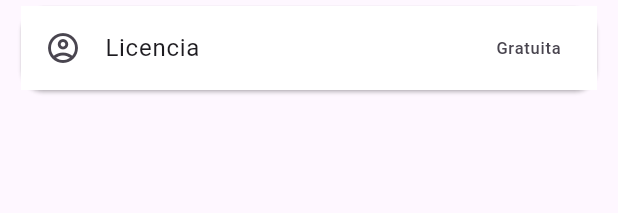
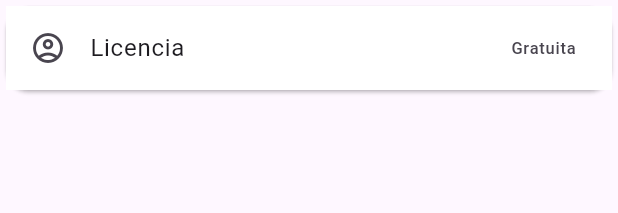
Before and after one commit to Kross26/app_pdf, a Flutter app: the RowItemCuenta widget shown alone on an empty page, opened directly, on a phone screen of 412 x 824 dp. Shown: the top 213 px of the screen. Run offline on Flutter 3.47's test engine with Material 3 defaults, Android fonts, the phone set to English and light mode, and no system bars; our stand-ins replace go_router, permission_handler.

Commit message:
padding remove

```diff
--- a/lib/ui/widgets/row_item_cuenta.dart
+++ b/lib/ui/widgets/row_item_cuenta.dart
@@ -6,6 +6,7 @@ class RowItemCuenta extends StatelessWidget {
   final Text? trailing;
   final Switch? trailingSwitch;
   final Divider? divider;
+  final Function? onTapCuenta;
   const RowItemCuenta({
     super.key,
     required this.iconCuenta,
@@ -13,24 +14,20 @@ class RowItemCuenta extends StatelessWidget {
     this.trailing,
     this.divider,
     this.trailingSwitch,
+    this.onTapCuenta,
   });
 
   @override
   Widget build(BuildContext context) {
     // double screenWidht = MediaQuery.of(context).size.width;
     // double screenHeight = MediaQuery.of(context).size.height;
-    return Padding(
-      padding: const EdgeInsets.only(left: 10, right: 10),
-      child: Card(
-        shape:
-            RoundedRectangleBorder(borderRadius: BorderRadius.circular(15.0)),
-        child: ListTile(
-          leading: iconCuenta,
-          title: titleCuenta,
-          onTap: () {},
-          trailing: trailing,
-          tileColor: Colors.white,
-        ),
+    return Card(
+      shape: RoundedRectangleBorder(borderRadius: BorderRadius.circular(15.0)),
+      child: ListTile(
+        leading: iconCuenta,
+        title: titleCuenta,
+        trailing: trailing,
+        tileColor: Colors.white,
       ),
     );
   }
```
